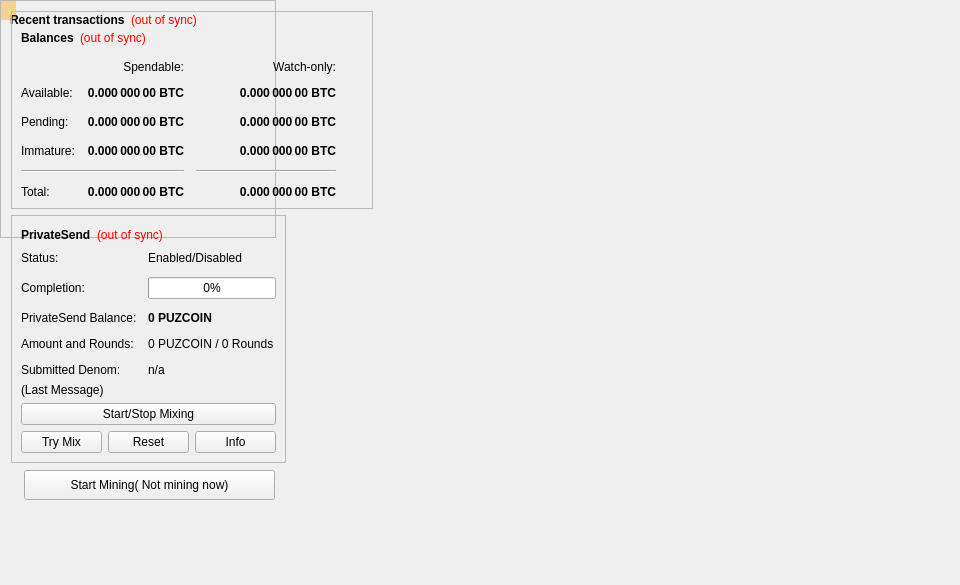
First picture: the form in src/qt/forms/overviewpage.ui, repository puzcoin/puzcoin, before the edit.
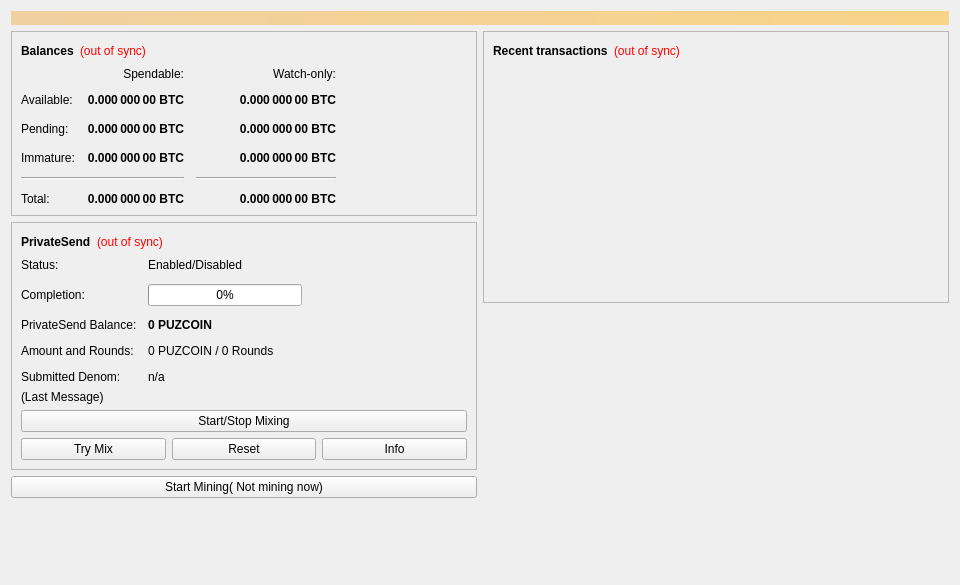
Second picture: the form after the edit.

Commit message: roll back...

The edit to the form file:
```diff
--- a/src/qt/forms/overviewpage.ui
+++ b/src/qt/forms/overviewpage.ui
@@ -19,15 +19,9 @@
   <property name="windowTitle">
    <string>Form</string>
   </property>
+  <layout class="QVBoxLayout" name="topLayout">
+   <item>
   <widget class="QLabel" name="labelAlerts">
-   <property name="geometry">
-    <rect>
-     <x>0</x>
-     <y>0</y>
-     <width>16</width>
-     <height>20</height>
-    </rect>
-   </property>
    <property name="visible">
     <bool>false</bool>
    </property>
@@ -41,109 +35,13 @@
     <number>3</number>
    </property>
   </widget>
-  <widget class="QWidget" name="">
-   <layout class="QVBoxLayout" name="verticalLayout_3">
-    <item>
-     <widget class="QFrame" name="frame_2">
-      <property name="frameShape">
-       <enum>QFrame::StyledPanel</enum>
-      </property>
-      <property name="frameShadow">
-       <enum>QFrame::Raised</enum>
-      </property>
-      <layout class="QVBoxLayout" name="verticalLayout">
-       <item>
-        <layout class="QHBoxLayout" name="horizontalLayout_2">
-         <item>
-          <widget class="QLabel" name="label_4">
-           <property name="font">
-            <font>
-             <weight>75</weight>
-             <bold>true</bold>
-            </font>
-           </property>
-           <property name="text">
-            <string>Recent transactions</string>
-           </property>
-          </widget>
          </item>
          <item>
-          <widget class="QLabel" name="labelTransactionsStatus">
-           <property name="toolTip">
-            <string>The displayed information may be out of date. Your wallet automatically synchronizes with the Puzcoin network after a connection is established, but this process has not completed yet.</string>
-           </property>
-           <property name="styleSheet">
-            <string notr="true">QLabel { color: red; }</string>
-           </property>
-           <property name="text">
-            <string notr="true">(out of sync)</string>
-           </property>
-           <property name="alignment">
-            <set>Qt::AlignLeading|Qt::AlignLeft|Qt::AlignVCenter</set>
-           </property>
-          </widget>
-         </item>
+    <layout class="QHBoxLayout" name="horizontalLayout" stretch="1,1">
          <item>
-          <spacer name="horizontalSpacer">
-           <property name="orientation">
-            <enum>Qt::Horizontal</enum>
-           </property>
-           <property name="sizeHint" stdset="0">
-            <size>
-             <width>40</width>
-             <height>20</height>
-            </size>
-           </property>
-          </spacer>
-         </item>
-        </layout>
-       </item>
+      <layout class="QVBoxLayout" name="verticalLayout_2">
        <item>
-        <widget class="QListView" name="listTransactions">
-         <property name="styleSheet">
-          <string notr="true">QListView { background: transparent; }</string>
-         </property>
-         <property name="frameShape">
-          <enum>QFrame::NoFrame</enum>
-         </property>
-         <property name="verticalScrollBarPolicy">
-          <enum>Qt::ScrollBarAlwaysOff</enum>
-         </property>
-         <property name="horizontalScrollBarPolicy">
-          <enum>Qt::ScrollBarAlwaysOff</enum>
-         </property>
-         <property name="selectionMode">
-          <enum>QAbstractItemView::NoSelection</enum>
-         </property>
-        </widget>
-       </item>
-      </layout>
-     </widget>
-    </item>
-    <item>
-     <spacer name="verticalSpacer_2">
-      <property name="orientation">
-       <enum>Qt::Vertical</enum>
-      </property>
-      <property name="sizeHint" stdset="0">
-       <size>
-        <width>20</width>
-        <height>40</height>
-       </size>
-      </property>
-     </spacer>
-    </item>
-   </layout>
-  </widget>
   <widget class="QFrame" name="frame">
-   <property name="geometry">
-    <rect>
-     <x>11</x>
-     <y>11</y>
-     <width>362</width>
-     <height>198</height>
-    </rect>
-   </property>
    <property name="frameShape">
     <enum>QFrame::StyledPanel</enum>
    </property>
@@ -493,15 +391,9 @@
     </item>
    </layout>
   </widget>
+       </item>
+       <item>
   <widget class="QFrame" name="framePrivateSend">
-   <property name="geometry">
-    <rect>
-     <x>11</x>
-     <y>215</y>
-     <width>275</width>
-     <height>248</height>
-    </rect>
-   </property>
    <property name="layoutDirection">
     <enum>Qt::LeftToRight</enum>
    </property>
@@ -743,25 +635,126 @@
     </item>
    </layout>
   </widget>
+       </item>
+       <item>
   <widget class="QPushButton" name="PushButtonMining">
-   <property name="geometry">
-    <rect>
-     <x>24</x>
-     <y>470</y>
-     <width>251</width>
-     <height>30</height>
-    </rect>
-   </property>
-   <property name="sizePolicy">
-    <sizepolicy hsizetype="MinimumExpanding" vsizetype="Fixed">
-     <horstretch>0</horstretch>
-     <verstretch>0</verstretch>
-    </sizepolicy>
-   </property>
    <property name="text">
     <string>Start Mining( Not mining now)</string>
    </property>
   </widget>
+       </item>
+       <item>
+        <spacer name="verticalSpacer">
+         <property name="orientation">
+          <enum>Qt::Vertical</enum>
+         </property>
+         <property name="sizeHint" stdset="0">
+          <size>
+           <width>20</width>
+           <height>40</height>
+          </size>
+         </property>
+        </spacer>
+       </item>
+      </layout>
+     </item>
+     <item>
+      <layout class="QVBoxLayout" name="verticalLayout_3">
+       <item>
+        <widget class="QFrame" name="frame_2">
+         <property name="frameShape">
+          <enum>QFrame::StyledPanel</enum>
+         </property>
+         <property name="frameShadow">
+          <enum>QFrame::Raised</enum>
+         </property>
+         <layout class="QVBoxLayout" name="verticalLayout">
+          <item>
+           <layout class="QHBoxLayout" name="horizontalLayout_2">
+            <item>
+             <widget class="QLabel" name="label_4">
+              <property name="font">
+               <font>
+                <weight>75</weight>
+                <bold>true</bold>
+               </font>
+              </property>
+              <property name="text">
+               <string>Recent transactions</string>
+              </property>
+             </widget>
+            </item>
+            <item>
+             <widget class="QLabel" name="labelTransactionsStatus">
+              <property name="toolTip">
+               <string>The displayed information may be out of date. Your wallet automatically synchronizes with the Puzcoin network after a connection is established, but this process has not completed yet.</string>
+              </property>
+              <property name="styleSheet">
+               <string notr="true">QLabel { color: red; }</string>
+              </property>
+              <property name="text">
+               <string notr="true">(out of sync)</string>
+              </property>
+              <property name="alignment">
+               <set>Qt::AlignLeading|Qt::AlignLeft|Qt::AlignVCenter</set>
+              </property>
+             </widget>
+            </item>
+            <item>
+             <spacer name="horizontalSpacer">
+              <property name="orientation">
+               <enum>Qt::Horizontal</enum>
+              </property>
+              <property name="sizeHint" stdset="0">
+               <size>
+                <width>40</width>
+                <height>20</height>
+               </size>
+              </property>
+             </spacer>
+            </item>
+           </layout>
+          </item>
+          <item>
+           <widget class="QListView" name="listTransactions">
+            <property name="styleSheet">
+             <string notr="true">QListView { background: transparent; }</string>
+            </property>
+            <property name="frameShape">
+             <enum>QFrame::NoFrame</enum>
+            </property>
+            <property name="verticalScrollBarPolicy">
+             <enum>Qt::ScrollBarAlwaysOff</enum>
+            </property>
+            <property name="horizontalScrollBarPolicy">
+             <enum>Qt::ScrollBarAlwaysOff</enum>
+            </property>
+            <property name="selectionMode">
+             <enum>QAbstractItemView::NoSelection</enum>
+            </property>
+           </widget>
+          </item>
+         </layout>
+        </widget>
+       </item>
+       <item>
+        <spacer name="verticalSpacer_2">
+         <property name="orientation">
+          <enum>Qt::Vertical</enum>
+         </property>
+         <property name="sizeHint" stdset="0">
+          <size>
+           <width>20</width>
+           <height>40</height>
+          </size>
+         </property>
+        </spacer>
+       </item>
+      </layout>
+     </item>
+    </layout>
+   </item>
+  </layout>
  </widget>
  <resources/>
  <connections/>
```
Lines whose indentation alone changed are shown as unchanged.
